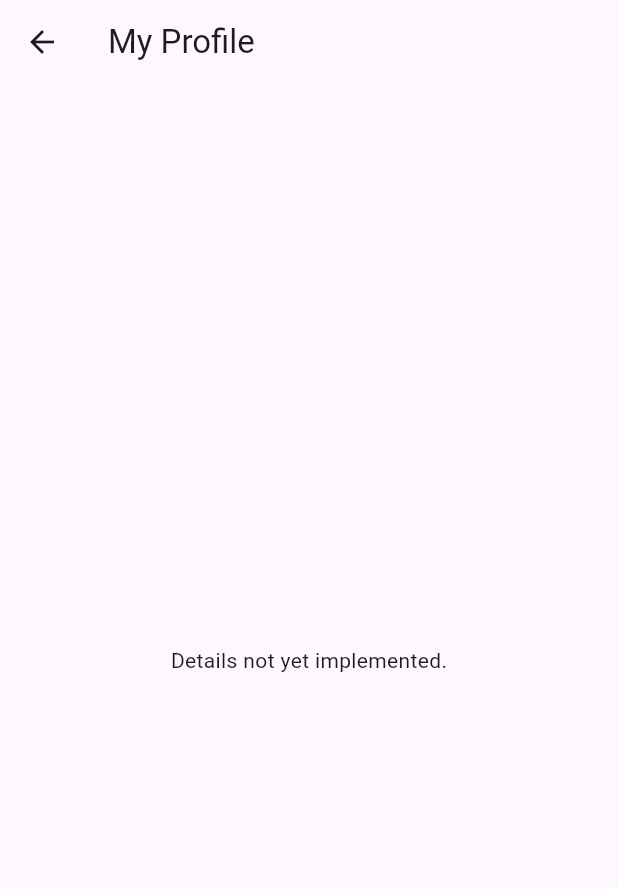
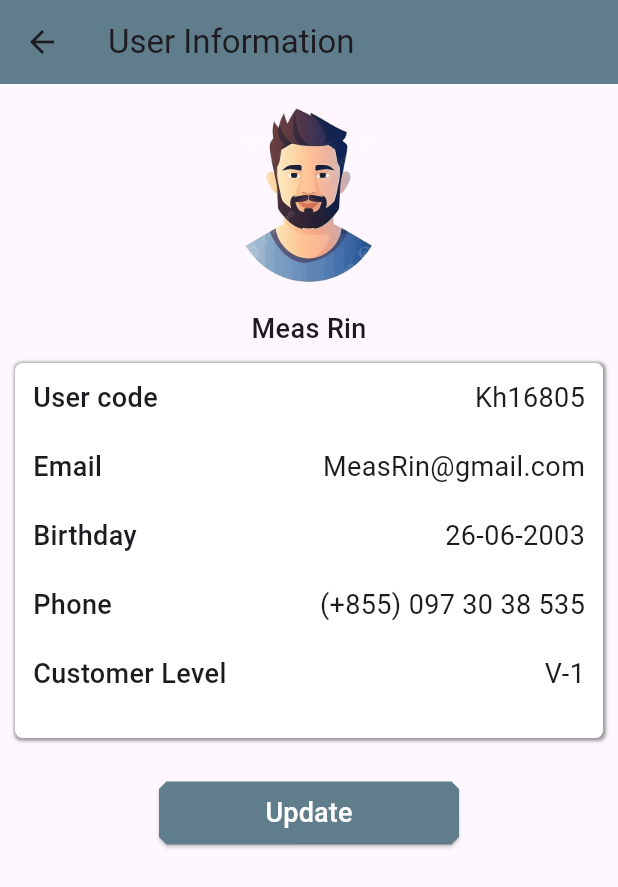
Before and after one commit to MeasRIn/Ticket-App, a Flutter app: the ProfileScreen screen opened directly, after a tap on "My Profile", on a phone screen of 412 x 824 dp. Shown: the top 887 px of the screen. Run offline on Flutter 3.47's test engine with Material 3 defaults, Android fonts, the phone set to English and light mode, and no system bars; our stand-ins replace cloud_firestore, firebase_auth, firebase_core; accounts and stored records are empty; network calls fail.

Commit message:
V1.0.0.1

```diff
--- a/appticket/lib/screen/profile_screen.dart
+++ b/appticket/lib/screen/profile_screen.dart
@@ -1,15 +1,21 @@
 import 'package:appticket/signup_screen/login_screen.dart';
 import 'package:appticket/widget_show/build_card.dart';
-import 'package:appticket/widget_show/info_screen.dart';
+import 'package:appticket/widget_show/card_profile.dart';
+import 'package:appticket/widget_show/detail_myprofile_screen.dart';
+import 'package:appticket/widget_show/language_screen.dart';
 import 'package:flutter/material.dart';
 import 'package:appticket/widget_show/detail_profile_screen.dart';
 
 class ProfileScreen extends StatefulWidget {
   const ProfileScreen({super.key});
-
   @override
   State<ProfileScreen> createState() => _ProfileScreenState();
 }
+
+String userEmail = "MeasRin@gmail.com";
+String userFullName = "Meas Rin";
+String userPhoneNumber = "097 30 38 535";
+String userBalance = "100";
 
 class _ProfileScreenState extends State<ProfileScreen> {
   @override
@@ -25,18 +31,15 @@ class _ProfileScreenState extends State<ProfileScreen> {
                 child: Row(
                   mainAxisAlignment: MainAxisAlignment.spaceBetween,
                   children: [
-                    Row(
-                      children: [
-                        Container(
-                          height: 80,
-                          width: 80,
-                          decoration: BoxDecoration(
-                            borderRadius: BorderRadius.circular(50),
-                          ),
-                          child: Image.asset("assets/images/user.png"),
-                        ),
-                        const Text("User Name"),
-                      ],
+                    const Padding(
+                      padding: EdgeInsets.all(8.0),
+                      child: Text(
+                        "My Account",
+                        style: TextStyle(
+                            fontSize: 22,
+                            fontWeight: FontWeight.w600,
+                            color: Colors.blueGrey),
+                      ),
                     ),
                     IconButton(
                       onPressed: () {},
@@ -49,28 +52,17 @@ class _ProfileScreenState extends State<ProfileScreen> {
                   ],
                 ),
               ),
-              InkWell(
-                onTap: () {
-                  Navigator.push(
-                      context,
-                      MaterialPageRoute(
-                        builder: (context) => const InfoScreen(),
-                      ));
-                },
-                child: Padding(
-                  padding:
-                      const EdgeInsets.symmetric(horizontal: 15, vertical: 10),
-                  child: Container(
-                    height: 200,
-                    width: double.infinity,
-                    decoration: BoxDecoration(
-                      borderRadius: BorderRadius.circular(10),
-                      color: Colors.blueGrey,
-                    ),
-                    child:
-                        const Center(child: Text("Your Profile Details Here")),
-                  ),
-                ),
+              const SizedBox(
+                height: 20,
+              ),
+              UserProfileCard(
+                email: userEmail,
+                fullName: userFullName,
+                phoneNumber: userPhoneNumber,
+                balance: userBalance,
+              ),
+              const SizedBox(
+                height: 20,
               ),
               Padding(
                 padding: const EdgeInsets.all(10.0),
@@ -89,8 +81,8 @@ class _ProfileScreenState extends State<ProfileScreen> {
                           Navigator.push(
                             context,
                             MaterialPageRoute(
-                              builder: (context) => const DetailProfileScreen(
-                                  title: "My Profile"),
+                              builder: (context) =>
+                                  const DetailMyprofileScreen(),
                             ),
                           );
                         },
@@ -121,9 +113,8 @@ class _ProfileScreenState extends State<ProfileScreen> {
                           Navigator.push(
                             context,
                             MaterialPageRoute(
-                              builder: (context) =>
-                                  const DetailProfileScreen(title: "Language"),
-                            ),
+                                builder: (context) =>
+                                    LanguageScreen(title: "Language")),
                           );
                         },
                       ),
@@ -156,8 +147,12 @@ class _ProfileScreenState extends State<ProfileScreen> {
                               return AlertDialog(
                                 backgroundColor:
                                     const Color.fromARGB(255, 197, 198, 199),
+                                shape: BeveledRectangleBorder(
+                                    borderRadius: BorderRadius.circular(4)),
                                 content: const Text(
-                                    "Are you sure, You want to delete account"),
+                                  "Are you sure, You want to delete account",
+                                  style: TextStyle(fontSize: 16),
+                                ),
                                 actions: [
                                   TextButton(
                                       onPressed: () {
@@ -168,7 +163,15 @@ class _ProfileScreenState extends State<ProfileScreen> {
                                       onPressed: () {
                                         Navigator.of(context).pop();
                                       },
-                                      child: const Text("Yes"))
+                                      style: ElevatedButton.styleFrom(
+                                          shape: BeveledRectangleBorder(
+                                              borderRadius:
+                                                  BorderRadius.circular(5)),
+                                          backgroundColor: Colors.redAccent),
+                                      child: const Text(
+                                        "Yes",
+                                        style: TextStyle(color: Colors.white),
+                                      ))
                                 ],
                               );
                             },
@@ -188,6 +191,8 @@ class _ProfileScreenState extends State<ProfileScreen> {
                               return AlertDialog(
                                 backgroundColor:
                                     const Color.fromARGB(255, 197, 198, 199),
+                                shape: BeveledRectangleBorder(
+                                    borderRadius: BorderRadius.circular(4)),
                                 title: const Text(
                                   "Confirm Log Out",
                                   style: TextStyle(
@@ -213,8 +218,14 @@ class _ProfileScreenState extends State<ProfileScreen> {
                                                 const LoginScreen(),
                                           ));
                                     },
+                                    style: ElevatedButton.styleFrom(
+                                        shape: BeveledRectangleBorder(
+                                            borderRadius:
+                                                BorderRadius.circular(5)),
+                                        backgroundColor: Colors.redAccent),
                                     child: const Text(
                                       "Log Out",
+                                      style: TextStyle(color: Colors.white),
                                     ),
                                   ),
                                 ],
--- /dev/null
+++ b/appticket/lib/widget_show/card_profile.dart
@@ -0,0 +1,118 @@
+import 'package:appticket/widget_show/edit_info_screen.dart';
+import 'package:flutter/material.dart';
+
+class UserProfileCard extends StatelessWidget {
+  final String fullName;
+  final String email;
+  final String? phoneNumber;
+  final String balance;
+
+  UserProfileCard({
+    required this.fullName,
+    required this.email,
+    this.phoneNumber,
+    required this.balance,
+  });
+
+  @override
+  Widget build(BuildContext context) {
+    return Padding(
+      padding: const EdgeInsets.symmetric(horizontal: 15, vertical: 10),
+      child: Container(
+        height: 180,
+        width: double.infinity,
+        decoration: BoxDecoration(
+          borderRadius: BorderRadius.circular(10),
+          gradient: LinearGradient(
+            colors: [Colors.blueGrey, Colors.blueGrey[800]!],
+            begin: Alignment.topLeft,
+            end: Alignment.bottomRight,
+          ),
+          boxShadow: const [
+            BoxShadow(
+              color: Colors.black45,
+              offset: Offset(0, 6),
+              blurRadius: 10,
+            ),
+          ],
+        ),
+        child: Padding(
+          padding: const EdgeInsets.all(16.0),
+          child: Column(
+            crossAxisAlignment: CrossAxisAlignment.start,
+            children: [
+              Row(
+                children: [
+                  const CircleAvatar(
+                    radius: 30,
+                    backgroundImage: AssetImage('assets/images/user.png'),
+                  ),
+                  const SizedBox(width: 10),
+                  Expanded(
+                    child: Column(
+                      crossAxisAlignment: CrossAxisAlignment.start,
+                      children: [
+                        Row(
+                          mainAxisAlignment: MainAxisAlignment.spaceBetween,
+                          children: [
+                            Text(
+                              fullName,
+                              style: const TextStyle(
+                                fontSize: 20,
+                                fontWeight: FontWeight.bold,
+                                color: Colors.white,
+                              ),
+                            ),
+                            IconButton(
+                              icon: const Icon(
+                                Icons.edit,
+                                color: Colors.white,
+                              ),
+                              onPressed: () {
+                                Navigator.push(
+                                    context,
+                                    MaterialPageRoute(
+                                      builder: (context) =>const EditInfoScreen(),
+                                    ));
+                              },
+                            ),
+                          ],
+                        ),
+                        Text(
+                          email,
+                          style: const TextStyle(
+                            fontSize: 14,
+                            color: Colors.white70,
+                          ),
+                        ),
+                        if (phoneNumber != null)
+                          Text(
+                            phoneNumber!,
+                            style: const TextStyle(
+                              fontSize: 14,
+                              color: Colors.white70,
+                            ),
+                          ),
+                      ],
+                    ),
+                  ),
+                ],
+              ),
+              const SizedBox(
+                height: 35,
+              ),
+              Text(
+                'Balance: \$$balance',
+                style: const TextStyle(
+                  fontSize: 16,
+                  fontWeight: FontWeight.bold,
+                  color: Colors.white,
+                ),
+              ),
+            ],
+          ),
+        ),
+      ),
+    );
+  }
+}
--- /dev/null
+++ b/appticket/lib/widget_show/detail_myprofile_screen.dart
@@ -0,0 +1,198 @@
+import 'package:appticket/screen/profile_screen.dart';
+import 'package:appticket/widget_show/edit_info_screen.dart';
+import 'package:flutter/foundation.dart';
+import 'package:flutter/material.dart';
+
+class DetailMyprofileScreen extends StatefulWidget {
+  const DetailMyprofileScreen({super.key});
+
+  @override
+  State<DetailMyprofileScreen> createState() => _DetailMyprofileScreenState();
+}
+
+class _DetailMyprofileScreenState extends State<DetailMyprofileScreen> {
+  @override
+  Widget build(BuildContext context) {
+    return Scaffold(
+      appBar: AppBar(
+        title: const Text("User Information"),
+        backgroundColor: Colors.blueGrey,
+      ),
+      body: Column(
+        children: [
+          Column(
+            children: [
+              Container(
+                height: 150,
+                width: double.infinity,
+                decoration:
+                    BoxDecoration(borderRadius: BorderRadius.circular(10)),
+                child: Image.asset("assets/images/user.png"),
+              ),
+              Text(
+                userFullName,
+                style:
+                    const TextStyle(fontSize: 18, fontWeight: FontWeight.w500),
+              ),
+            ],
+          ),
+          Padding(
+            padding: const EdgeInsets.all(10.0),
+            child: Container(
+              height: 250,
+              width: double.infinity,
+              decoration: BoxDecoration(
+                  borderRadius: BorderRadius.circular(5),
+                  color: Colors.white,
+                  boxShadow: [
+                    BoxShadow(
+                      color: Colors.grey,
+                      blurRadius: BorderSide.strokeAlignOutside,
+                      offset: Offset.fromDirection(20),
+                      spreadRadius: BorderSide.strokeAlignOutside,
+                    )
+                  ]),
+              child: Column(
+                children: [
+                  const Padding(
+                    padding: EdgeInsets.symmetric(horizontal: 12, vertical: 10),
+                    child: Row(
+                      mainAxisAlignment: MainAxisAlignment.spaceBetween,
+                      children: [
+                        Text(
+                          "User code ",
+                          style: TextStyle(
+                            fontSize: 18,
+                            fontWeight: FontWeight.w500,
+                          ),
+                        ),
+                        Text(
+                          "Kh16805",
+                          style: TextStyle(
+                            fontSize: 18,
+                          ),
+                        ),
+                      ],
+                    ),
+                  ),
+                  Padding(
+                    padding: const EdgeInsets.symmetric(
+                        horizontal: 12, vertical: 10),
+                    child: Row(
+                      mainAxisAlignment: MainAxisAlignment.spaceBetween,
+                      children: [
+                        const Text(
+                          "Email ",
+                          style: TextStyle(
+                            fontSize: 18,
+                            fontWeight: FontWeight.w500,
+                          ),
+                        ),
+                        Text(
+                          userEmail,
+                          style: const TextStyle(
+                            fontSize: 18,
+                          ),
+                        ),
+                      ],
+                    ),
+                  ),
+                  const Padding(
+                    padding: EdgeInsets.symmetric(horizontal: 12, vertical: 10),
+                    child: Row(
+                      mainAxisAlignment: MainAxisAlignment.spaceBetween,
+                      children: [
+                        Text(
+                          "Birthday ",
+                          style: TextStyle(
+                            fontSize: 18,
+                            fontWeight: FontWeight.w500,
+                          ),
+                        ),
+                        Text(
+                          "26-06-2003",
+                          style: TextStyle(
+                            fontSize: 18,
+                          ),
+                        ),
+                      ],
+                    ),
+                  ),
+                  Padding(
+                    padding: const EdgeInsets.symmetric(
+                        horizontal: 12, vertical: 10),
+                    child: Row(
+                      mainAxisAlignment: MainAxisAlignment.spaceBetween,
+                      children: [
+                        const Text(
+                          "Phone ",
+                          style: TextStyle(
+                            fontSize: 18,
+                            fontWeight: FontWeight.w500,
+                          ),
+                        ),
+                        Text(
+                          "(+855) $userPhoneNumber",
+                          style: const TextStyle(
+                            fontSize: 18,
+                          ),
+                        ),
+                      ],
+                    ),
+                  ),
+                  const Padding(
+                    padding: EdgeInsets.symmetric(horizontal: 12, vertical: 10),
+                    child: Row(
+                      mainAxisAlignment: MainAxisAlignment.spaceBetween,
+                      children: [
+                        Text(
+                          "Customer Level ",
+                          style: TextStyle(
+                            fontSize: 18,
+                            fontWeight: FontWeight.w500,
+                          ),
+                        ),
+                        Text(
+                          "V-1",
+                          style: TextStyle(
+                            fontSize: 18,
+                          ),
+                        ),
+                      ],
+                    ),
+                  ),
+                ],
+              ),
+            ),
+          ),
+          const SizedBox(
+            height: 16,
+          ),
+          SizedBox(
+            width: 200,
+            child: ElevatedButton(
+              onPressed: () {
+                Navigator.push(
+                    context,
+                    MaterialPageRoute(
+                      builder: (context) => const EditInfoScreen(),
+                    ));
+              },
+              style: ElevatedButton.styleFrom(
+                  shape: BeveledRectangleBorder(
+                      borderRadius: BorderRadius.circular(5)),
+                  backgroundColor: Colors.blueGrey),
+              child: const Padding(
+                padding: EdgeInsets.all(8.0),
+                child: Text(
+                  "Update",
+                  style: TextStyle(fontSize: 18, color: Colors.white),
+                ),
+              ),
+            ),
+          )
+        ],
+      ),
+    );
+  }
+}
```
Also changed, not shown: appticket/lib/datas_store/add_data_tofirebase.dart (+7 -4 lines), appticket/lib/datas_store/getdata_fromfirebase.dart (+13 -14 lines), appticket/lib/widget_show/edit_info_screen.dart (added, +21 -0 lines), appticket/lib/widget_show/info_screen.dart (+6 -32 lines), appticket/lib/widget_show/language_screen.dart (added, +131 -0 lines).
